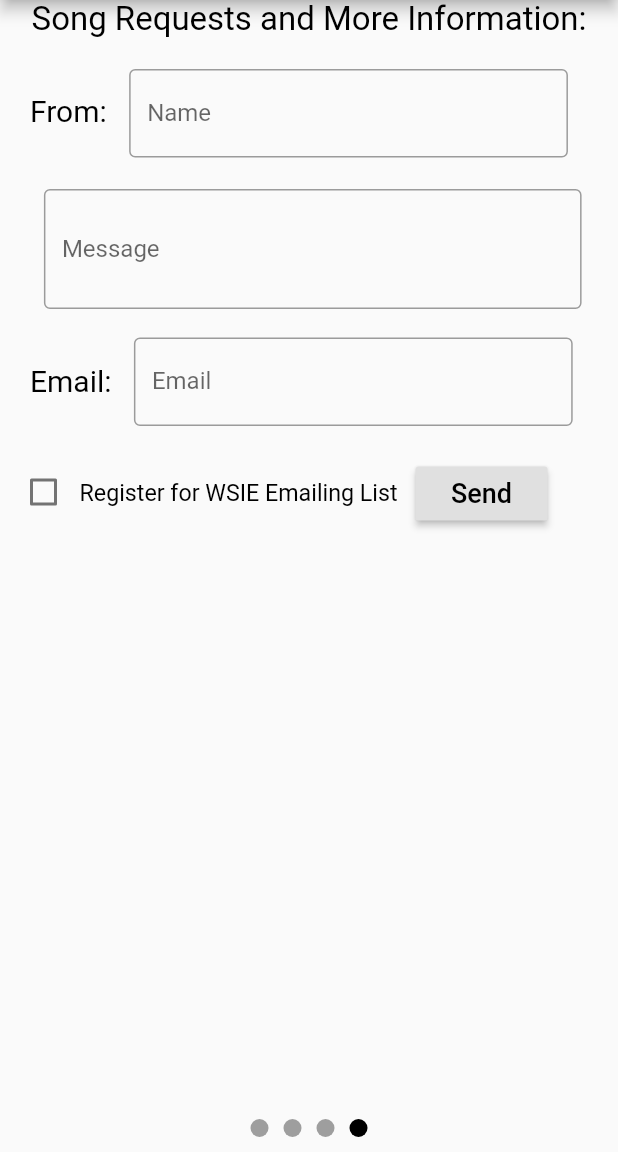
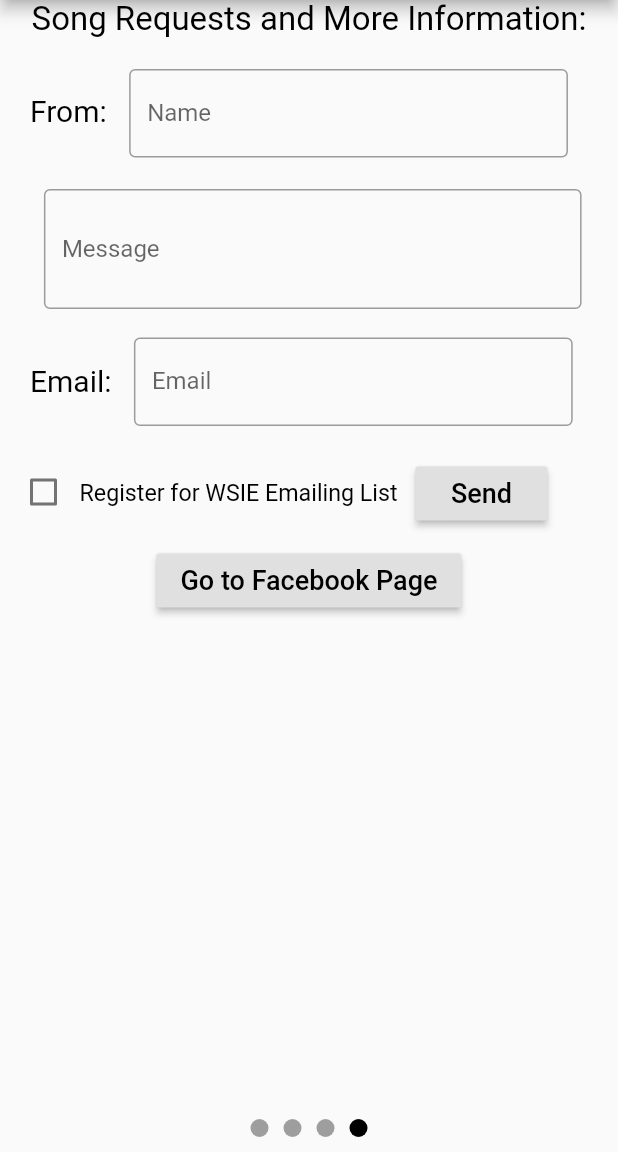
Before and after one commit to tcronis/WSIE_Radio, a Flutter app: the screen it shows after launch, swiped to page 4, on a phone screen of 412 x 824 dp, the part 84-1236 px from its top. Run offline on Flutter 3.47's test engine with Material 2 defaults, Android fonts, the phone set to English and light mode, and no system bars; drawn by our look-alikes of page_indicator; our stand-ins replace splashscreen, webview_flutter; network calls fail.

Commit message:
Facebook Button added to email page

```diff
--- a/wsie_radio/lib/Pages/email_donations_page.dart
+++ b/wsie_radio/lib/Pages/email_donations_page.dart
@@ -1,5 +1,6 @@
 import 'package:flutter/material.dart';
 import 'package:http/http.dart' as http;
+import 'package:url_launcher/url_launcher.dart';
 
 
 class EmailAndDonations extends StatefulWidget{
@@ -50,6 +51,18 @@ class __EmailAndDonations extends State<EmailAndDonations>{
       },
     );
   }
+
+   _facebookLaunch() async {
+
+      const url = 'https://m.facebook.com/WSIE887theSound/';
+
+            if (await canLaunch(url)) {
+              await launch(url);
+            } else {
+              throw '$url could not be reached';
+            }
+
+          }
 
   Future<http.Response> _sendEmailMessage() async {
 
@@ -256,6 +269,32 @@ class __EmailAndDonations extends State<EmailAndDonations>{
                     ],
                   ),
 
+                  new Row(
+                    mainAxisAlignment: MainAxisAlignment.center,
+                    crossAxisAlignment: CrossAxisAlignment.center,
+                    children: <Widget>[
+                      Padding(
+                        //padding: const EdgeInsets.fromLTRB(12, 20, 0, 0),
+                        padding: const EdgeInsets.all(10.0),
+
+                        child: RaisedButton(
+                          //child:
+
+                          onPressed: ()=> _facebookLaunch(),
+                          child: Text(
+                            'Go to Facebook Page',
+                            style: TextStyle(
+                                color: Colors.black,
+                                fontSize: 18.0
+                            ),
+                          ),
+
+                        ),
+
+                      ),
+                    ],
+                  ),
+
                 ],
               );
             },
--- a/wsie_radio/pubspec.yaml
+++ b/wsie_radio/pubspec.yaml
@@ -22,6 +22,7 @@ dependencies:
   page_indicator: ^0.1.3
   pull_to_refresh: ^1.1.6
   http: ^0.12.0+1
+  url_launcher: ^5.2.2
   webview_flutter: ^0.3.13
   flutter:
     sdk: flutter
```
Also changed, not shown: wsie_radio/pubspec.lock.
